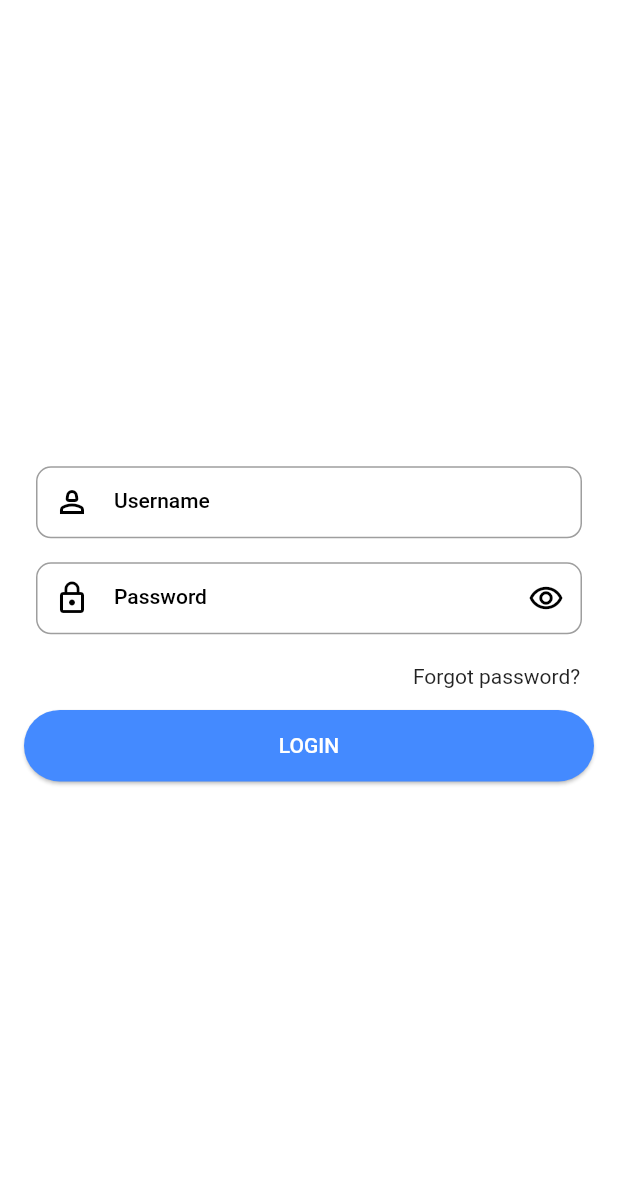
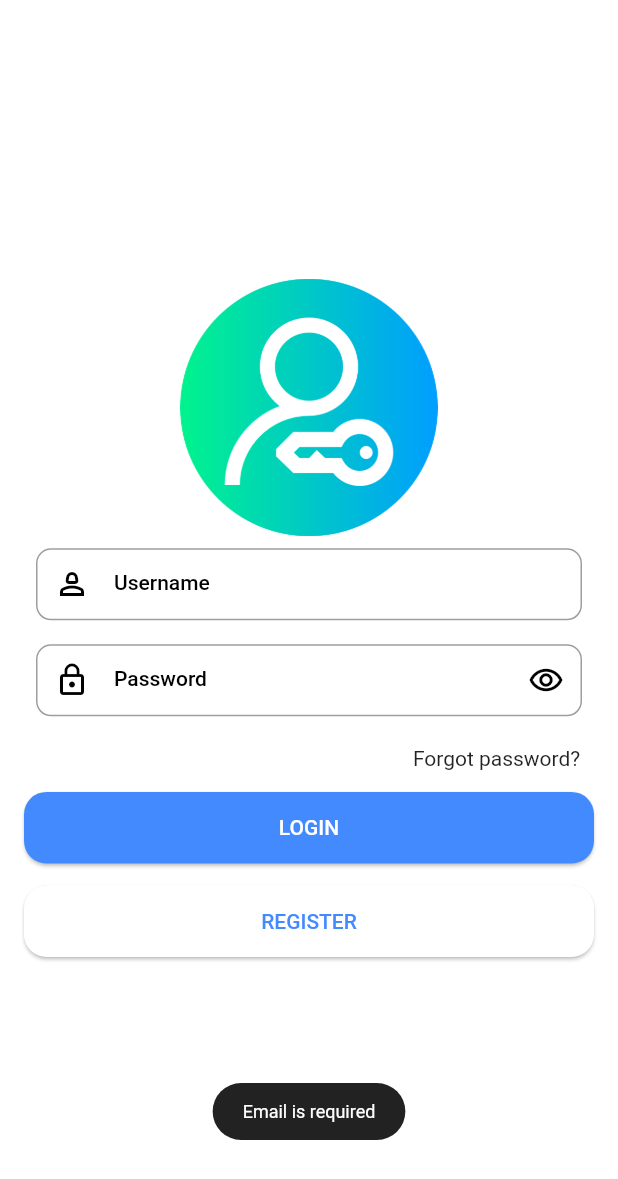
Before and after one commit to sauravkoduvalli/flutter_test, a Flutter app: the LoginScreen screen opened directly, after a tap on "LOGIN", on a phone screen of 412 x 824 dp. Shown: the top 1179 px of the screen. Run offline on Flutter 3.47's test engine with Material 2 defaults, Android fonts, the phone set to English and light mode, and no system bars; our stand-ins replace bloc, firebase_auth, firebase_core, flutter_bloc, flutter_screenutil, fluttertoast; accounts and stored records are empty.

Commit message:
register screen and bloc implemented

```diff
--- a/lib/pages/app_bloc_provider.dart
+++ b/lib/pages/app_bloc_provider.dart
@@ -1,11 +1,13 @@
-import 'package:first_project/pages/login/bloc/login_bloc.dart';
+import 'package:first_project/pages/auth/register/bloc/register_bloc.dart';
 import 'package:flutter_bloc/flutter_bloc.dart';
 
+import 'auth/login/bloc/login_bloc.dart';
 import 'on_boarding/bloc/on_boarding_bloc.dart';
 
 class AppBlocProviders {
   static get appBlocProviders => [
         BlocProvider(create: (context) => OnBoardingBloc()),
-        BlocProvider(create: (context) => LoginBloc())
+        BlocProvider(create: (context) => LoginBloc()),
+        BlocProvider(create: (context) => RegisterBloc()),
       ];
 }
--- /dev/null
+++ b/lib/pages/auth/login/controller/login_controller.dart
@@ -0,0 +1,75 @@
+import 'package:firebase_auth/firebase_auth.dart';
+import 'package:flutter/material.dart';
+import 'package:flutter_bloc/flutter_bloc.dart';
+
+import '../../../../widget/toast_widget.dart';
+import '../bloc/login_bloc.dart';
+
+class LoginController {
+  const LoginController({required this.context});
+
+  final BuildContext context;
+
+  void handleLogin(String type) async {
+    if (type == 'email') {
+      final state = context.read<LoginBloc>().state;
+      String emailAddress = state.email;
+      String password = state.password;
+
+      if (emailAddress.isEmpty) {
+        /// email empty validation
+        toastWidget(message: "Email is required");
+        return;
+      }
+      if (password.isEmpty) {
+        /// password empty validation
+        toastWidget(message: "Password is required");
+        return;
+      }
+      try {
+        final credential =
+            await FirebaseAuth.instance.signInWithEmailAndPassword(
+          email: emailAddress,
+          password: password,
+        );
+
+        if (credential.user == null) {
+          ///
+          toastWidget(message: "User doesn't exist");
+          return;
+        }
+        if (!credential.user!.emailVerified) {
+          ///
+          toastWidget(message: "Email is not verified for this account");
+          return;
+        }
+
+        var user = credential.user;
+
+        if (user != null) {
+          /// got verified user from firebase
+          toastWidget(message: "Login successful");
+          return;
+        } else {
+          /// didn't get any user from firebase
+          toastWidget(message: "User does not exist. Register now");
+          return;
+        }
+      } on FirebaseAuthException catch (error) {
+        if (error.code == "user-not-found") {
+          ///
+          toastWidget(message: "User not found");
+          return;
+        } else if (error.code == "invalid-email") {
+          ///
+          toastWidget(message: "Invalid email address");
+          return;
+        } else if (error.code == "wrong-password") {
+          ///
+          toastWidget(message: "Wrong password");
+          return;
+        }
+      }
+    }
+  }
+}
--- a/lib/pages/login/login_screen.dart
+++ b/lib/pages/auth/login/login_screen.dart
@@ -1,10 +1,13 @@
 import 'package:first_project/utils/constant/app_enum.dart';
+import 'package:first_project/widget/auth_button_widget.dart';
 import 'package:flutter/material.dart';
 import 'package:flutter_bloc/flutter_bloc.dart';
 import 'package:flutter_screenutil/flutter_screenutil.dart';
 
-import '../../widget/text_form_widget.dart';
+import '../../../widget/text_form_widget.dart';
+import '../register/register_screen.dart';
 import 'bloc/login_bloc.dart';
+import 'controller/login_controller.dart';
 
 class LoginScreen extends StatefulWidget {
   const LoginScreen({super.key});
@@ -27,12 +30,12 @@ class _LoginScreenState extends State<LoginScreen> {
           mainAxisAlignment: MainAxisAlignment.center,
           crossAxisAlignment: CrossAxisAlignment.center,
           children: [
-            // /// image
-            // SizedBox(
-            //   width: 150.w,
-            //   height: 150.w,
-            //   child: Image.asset("assets/images/login.png"),
-            // ),
+            /// image
+            SizedBox(
+              width: 150.w,
+              height: 150.w,
+              child: Image.asset("assets/images/login.png"),
+            ),
             BlocBuilder<LoginBloc, LoginState>(
               builder: (context, state) {
                 return TextFormWidget(
@@ -82,22 +85,26 @@ class _LoginScreenState extends State<LoginScreen> {
               ),
             ),
             SizedBox(height: 12.h),
-            Row(
-              children: [
-                Expanded(
-                  child: ElevatedButton(
-                    onPressed: () {
+            AuthButtonWidget(
+              label: "LOGIN",
+              backgroundColor: Colors.blueAccent,
+              foregroundColor: Colors.white,
+              onTap: () {
+                LoginController(context: context).handleLogin('email');
+              },
+            ),
+            SizedBox(height: 12.h),
+            AuthButtonWidget(
+              label: "REGISTER",
+              backgroundColor: Colors.white,
+              foregroundColor: Colors.blueAccent,
+              onTap: () {
+                Navigator.push(context, MaterialPageRoute(builder: (context) {
+                  return RegisterScreen();
+                }));
+              },
+            ),
 
-                    },
-                    style: ElevatedButton.styleFrom(
-                        backgroundColor: Colors.blueAccent,
-                        foregroundColor: Colors.white,
-                        fixedSize: Size(double.infinity, 40.h)),
-                    child: const Text("LOGIN"),
-                  ),
-                ),
-              ],
-            ),
           ],
         ),
       ),
--- /dev/null
+++ b/lib/pages/auth/register/bloc/register_bloc.dart
@@ -0,0 +1,29 @@
+import 'package:bloc/bloc.dart';
+
+part 'register_event.dart';
+part 'register_state.dart';
+
+class RegisterBloc extends Bloc<RegisterEvent, RegisterState> {
+  RegisterBloc() : super(RegisterState()) {
+    on<FullNameEvent>((event, emit) {
+      emit(state.copyWith(fullname: event.fullname));
+      print("full name is --- ${state.fullname}");
+    });
+    on<EmailEvent>((event, emit) {
+      emit(state.copyWith(email: event.emailAddress));
+      print("email is --- ${state.email}");
+    });
+    on<PasswordEvent>((event, emit) {
+      emit(state.copyWith(password: event.password));
+      print("pass is --- ${state.password}");
+    });
+    on<ConfirmPasswordEvent>((event, emit) {
+      emit(state.copyWith(confirmPassword: event.confirmPassword));
+      print("confirm pass is --- ${state.confirmPassword}");
+    });
+    on<IsPasswordSameEvent>((event, emit) {
+      emit(state.copyWith(isPasswordSame: state.isPasswordSame));
+      print("confirm pass is --- ${state.confirmPassword}");
+    });
+  }
+}
--- /dev/null
+++ b/lib/pages/auth/register/bloc/register_event.dart
@@ -0,0 +1,30 @@
+part of 'register_bloc.dart';
+
+abstract class RegisterEvent {}
+
+class FullNameEvent extends RegisterEvent {
+  FullNameEvent(this.fullname);
+
+  final String fullname;
+}
+
+class EmailEvent extends RegisterEvent {
+  EmailEvent(this.emailAddress);
+
+  final String emailAddress;
+}
+
+class PasswordEvent extends RegisterEvent {
+  PasswordEvent(this.password);
+
+  final String password;
+}
+
+class ConfirmPasswordEvent extends RegisterEvent {
+  ConfirmPasswordEvent(this.confirmPassword);
+
+  final String confirmPassword;
+}
+class IsPasswordSameEvent extends RegisterEvent {
+  IsPasswordSameEvent();
+}
--- /dev/null
+++ b/lib/pages/auth/register/controller/register_controller.dart
@@ -0,0 +1,30 @@
+import 'dart:async';
+
+import 'package:firebase_auth/firebase_auth.dart';
+import 'package:flutter/material.dart';
+import 'package:flutter_bloc/flutter_bloc.dart';
+
+import '../bloc/register_bloc.dart';
+
+class RegisterController {
+  RegisterController({required this.context});
+
+  final BuildContext context;
+
+  FutureOr<void> handleRegister(String type) {
+    if (type == "email") {
+      final state = context.read<RegisterBloc>().state;
+      // var fullname = state.fullname;
+      var email = state.email;
+      var password = state.password;
+
+
+      try {
+        final credentials = FirebaseAuth.instance.createUserWithEmailAndPassword(email: email, password: password);
+
+      } catch (e) {
+
+      }
+    }
+  }
+}
--- a/lib/pages/on_boarding/on_boading_screen.dart
+++ b/lib/pages/on_boarding/on_boading_screen.dart
@@ -1,7 +1,7 @@
-import 'package:first_project/pages/login/login_screen.dart';
 import 'package:flutter/material.dart';
 import 'package:flutter_bloc/flutter_bloc.dart';
 
+import '../auth/login/login_screen.dart';
 import 'bloc/on_boarding_bloc.dart';
 
 class OnBoardingScreen extends StatelessWidget {
--- /dev/null
+++ b/lib/widget/auth_button_widget.dart
@@ -0,0 +1,37 @@
+import 'package:flutter/material.dart';
+import 'package:flutter_screenutil/flutter_screenutil.dart';
+
+class AuthButtonWidget extends StatelessWidget {
+  final String label;
+  final Color backgroundColor;
+  final Color foregroundColor;
+  final Function()? onTap;
+
+  const AuthButtonWidget({
+    super.key,
+    required this.label,
+    required this.backgroundColor,
+    required this.foregroundColor,
+    this.onTap,
+  });
+
+  @override
+  Widget build(BuildContext context) {
+    return Row(
+      children: [
+        Expanded(
+          child: ElevatedButton(
+            onPressed: onTap,
+            style: ElevatedButton.styleFrom(
+                shape: RoundedRectangleBorder(
+                    borderRadius: BorderRadius.circular(15.0)),
+                backgroundColor: backgroundColor,
+                foregroundColor: foregroundColor,
+                fixedSize: Size(double.infinity, 40.h)),
+            child: Text(label),
+          ),
+        ),
+      ],
+    );
+  }
+}
--- /dev/null
+++ b/lib/widget/toast_widget.dart
@@ -0,0 +1,18 @@
+import 'package:flutter/material.dart';
+import 'package:fluttertoast/fluttertoast.dart';
+
+toastWidget({
+  required String message,
+  ToastGravity? toastPosition = ToastGravity.BOTTOM,
+  Color backgroundColor = Colors.black87,
+  Color textColor = Colors.white,
+  double fontSize = 12.0,
+}) {
+  return Fluttertoast.showToast(
+    msg: message,
+    gravity: toastPosition,
+    backgroundColor: backgroundColor,
+    textColor: textColor,
+    fontSize: fontSize,
+  );
+}
--- a/pubspec.yaml
+++ b/pubspec.yaml
@@ -21,6 +21,7 @@ dependencies:
   flutter_screenutil: ^5.8.4
   firebase_auth: ^4.6.2
   firebase_core: ^2.13.1
+  fluttertoast: ^8.2.2
 
 dev_dependencies:
   flutter_test:
```
Also changed, not shown: lib/pages/auth/register/bloc/register_state.dart (added, +33 -0 lines), lib/pages/auth/register/register_screen.dart (added, +128 -0 lines), lib/pages/login/controller/login_controller.dart (deleted, +0 -50 lines), lib/pages/auth/login/bloc/login_bloc.dart (renamed from lib/pages/login/bloc/login_bloc.dart), lib/pages/auth/login/bloc/login_event.dart (renamed from lib/pages/login/bloc/login_event.dart), lib/pages/auth/login/bloc/login_state.dart (renamed from lib/pages/login/bloc/login_state.dart), pubspec.lock.
